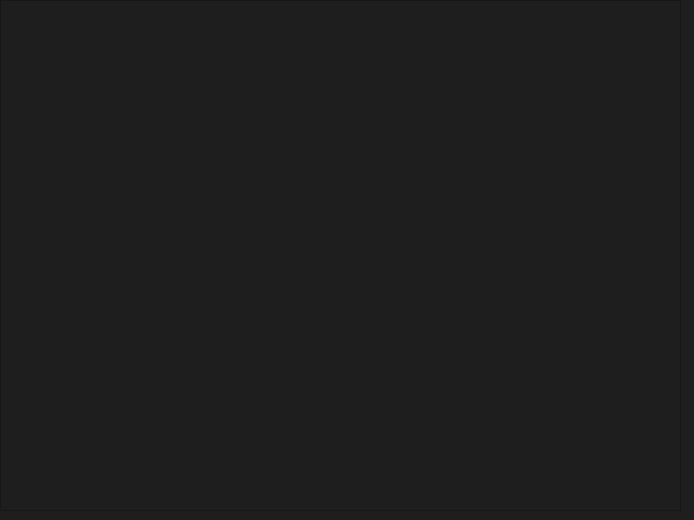
Before: the Qt Designer form View/BidTransactionMadePopup.ui in maybeIllchangeitlater/SimpleStockExchange, drawn with Qt 5.
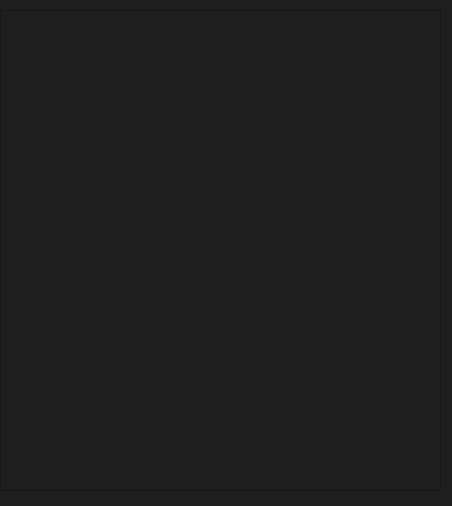
After: the same form once the commit is applied.

Commit message: transaction display as a table

Diff of the .ui file:
```diff
--- a/View/BidTransactionMadePopup.ui
+++ b/View/BidTransactionMadePopup.ui
@@ -6,10 +6,16 @@
    <rect>
     <x>0</x>
     <y>0</y>
-    <width>694</width>
-    <height>520</height>
+    <width>452</width>
+    <height>506</height>
    </rect>
   </property>
+  <property name="sizePolicy">
+   <sizepolicy hsizetype="Fixed" vsizetype="Fixed">
+    <horstretch>0</horstretch>
+    <verstretch>0</verstretch>
+   </sizepolicy>
+  </property>
   <property name="windowTitle">
    <string>Transactions</string>
   </property>
@@ -19,6 +25,14 @@
     color: #FFFFFF;
 }
 
+QTableView { 
+	gridline-color: #FFFFFF; 
+}
+
+QHeaderView::section { 
+	border: 1px solid #FFFFFF; 
+}
+
 QLineEdit, QTextEdit, QPlainTextEdit {
     background-color: #2E2E2E;
     color: #FFFFFF;
@@ -37,9 +51,9 @@
    <property name="geometry">
     <rect>
      <x>0</x>
-     <y>0</y>
-     <width>681</width>
-     <height>511</height>
+     <y>10</y>
+     <width>441</width>
+     <height>481</height>
     </rect>
    </property>
   </widget>
```
The commit also changes 15 other files.
